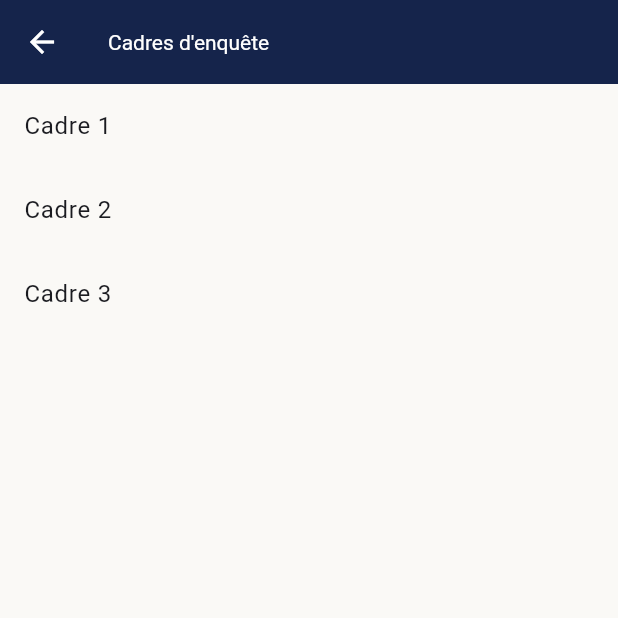
After one commit to MSJ2025/droitpenalspecial, a Flutter app: the ProcedurePenaleMenuScreen screen opened directly, after a tap on an icon or button, on a phone screen of 412 x 824 dp, the top half of it. The commit adds this screen. Run offline on Flutter 3.47's test engine with Material 3 defaults, Android fonts, the phone set to English and light mode, and no system bars; our stand-ins replace cloud_firestore, device_info_plus, firebase_analytics, firebase_core, google_mobile_ads, marquee and 3 more; accounts and stored records are empty; network calls fail.

Commit message:
Ajoute accès aux cadres d'enquête

```diff
--- /dev/null
+++ b/lib/screens/cadre_enquete_list_screen.dart
@@ -0,0 +1,26 @@
+import 'package:flutter/material.dart';
+
+class CadreEnqueteListScreen extends StatelessWidget {
+  const CadreEnqueteListScreen({super.key});
+
+  @override
+  Widget build(BuildContext context) {
+    final cadres = const [
+      'Cadre 1',
+      'Cadre 2',
+      'Cadre 3',
+    ];
+
+    return Scaffold(
+      appBar: AppBar(
+        title: const Text('Cadres d\'enquête'),
+      ),
+      body: ListView.builder(
+        itemCount: cadres.length,
+        itemBuilder: (context, index) => ListTile(
+          title: Text(cadres[index]),
+        ),
+      ),
+    );
+  }
+}
--- a/lib/screens/procedure_penale_menu_screen.dart
+++ b/lib/screens/procedure_penale_menu_screen.dart
@@ -1,6 +1,9 @@
 import 'package:flutter/material.dart';
 import '../widgets/adaptive_appbar_title.dart';
 import '../widgets/ad_banner.dart';
+import '../widgets/modern_gradient_button.dart';
+
+import 'cadre_enquete_list_screen.dart';
 
 
 class ProcedurePenaleMenuScreen extends StatelessWidget {
@@ -38,6 +41,23 @@ class ProcedurePenaleMenuScreen extends StatelessWidget {
                           width: 260,
                         ),
                       ),
+                      FractionallySizedBox(
+                        widthFactor: 0.85,
+                        child: ModernGradientButton(
+                          icon: Icons.search,
+                          label: 'Cadres d\'enquête',
+                          onPressed: () {
+                            Navigator.of(context).push(
+                              PageRouteBuilder(
+                                pageBuilder: (_, animation, __) => FadeTransition(
+                                  opacity: animation,
+                                  child: const CadreEnqueteListScreen(),
+                                ),
+                              ),
+                            );
+                          },
+                        ),
+                      ),
                     ],
                   ),
                 ),
```
